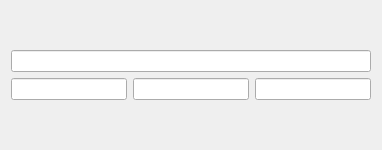
Above: sim_ws/src/arcus_gui/ui/ui/ExampleWidget.ui from robotique-udes/arcus-simulation before the change. Below: the same form after it.
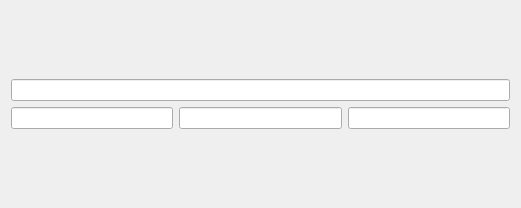
That is the form after the change.

```diff
--- a/sim_ws/src/arcus_gui/ui/ui/ExampleWidget.ui
+++ b/sim_ws/src/arcus_gui/ui/ui/ExampleWidget.ui
@@ -6,8 +6,8 @@
    <rect>
     <x>0</x>
     <y>0</y>
-    <width>382</width>
-    <height>150</height>
+    <width>521</width>
+    <height>208</height>
    </rect>
   </property>
   <property name="sizePolicy">
```
